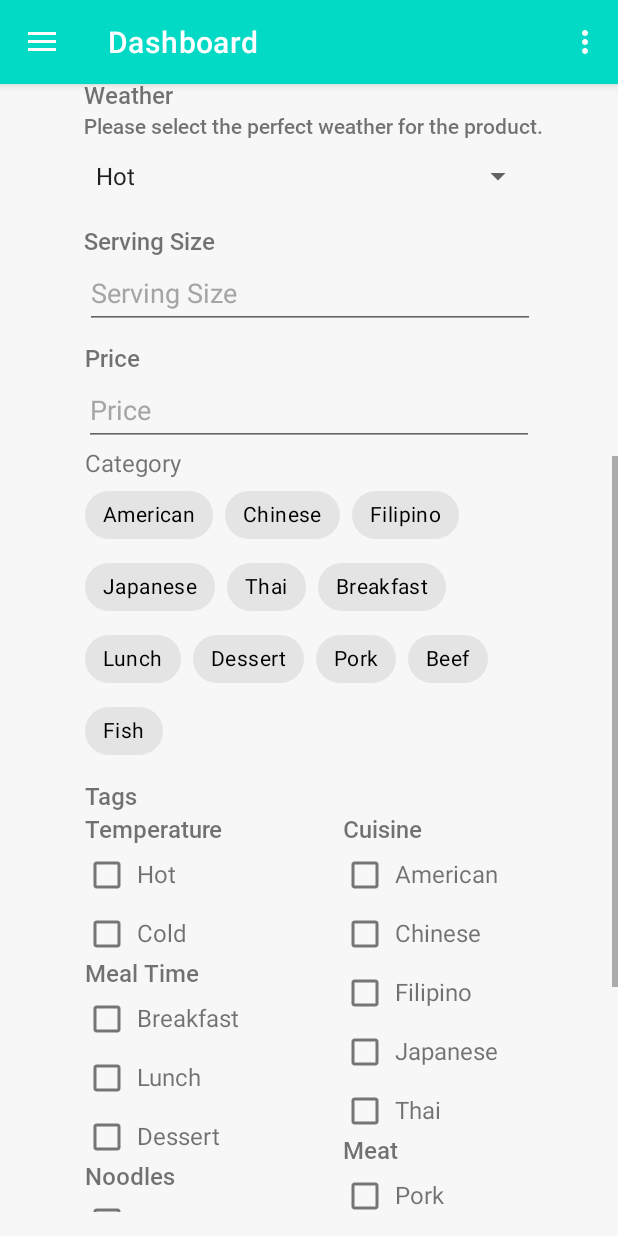
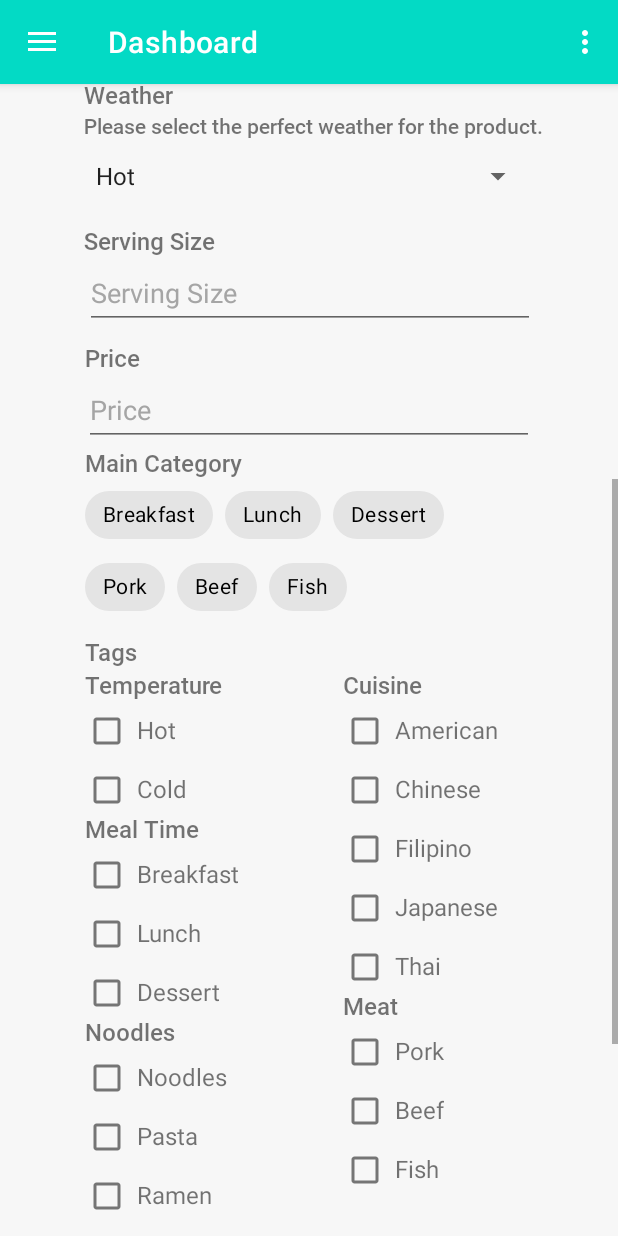
Before and after one commit to jethroallen22/Merchant, an Android app: the fragment AddProductFragment placed in its activity, scrolled down 537 dp, on a phone screen of 412 x 824 dp. Run offline under Robolectric (Android 15) with nearby library versions, the phone set to English and light mode, and no system bars; our stand-ins replace Volley, navigation-ui; network calls fail.

Commit message:
Add Product Changes

```diff
--- a/app/src/main/java/com/example/merchant/activities/ui/addproduct/AddProductFragment.java
+++ b/app/src/main/java/com/example/merchant/activities/ui/addproduct/AddProductFragment.java
@@ -432,11 +432,6 @@ public class AddProductFragment extends Fragment {
         });
 
         category_list = new ArrayList<>();
-        category_list.add("American");
-        category_list.add("Chinese");
-        category_list.add("Filipino");
-        category_list.add("Japanese");
-        category_list.add("Thai");
         category_list.add("Breakfast");
         category_list.add("Lunch");
         category_list.add("Dessert");
--- a/app/src/main/res/layout/fragment_add_product.xml
+++ b/app/src/main/res/layout/fragment_add_product.xml
@@ -770,9 +770,21 @@
                 android:id="@+id/textView33"
                 android:layout_width="wrap_content"
                 android:layout_height="wrap_content"
-                android:text="Category"
+                android:fontFamily="@font/robotomedium"
+                android:text="Main Category"
                 android:textSize="16sp"
                 app:layout_constraintStart_toStartOf="@+id/price_text"
+                app:layout_constraintTop_toBottomOf="@+id/price_text_input" />
+
+            <TextView
+                android:id="@+id/tv_categ_status"
+                android:layout_width="wrap_content"
+                android:layout_height="wrap_content"
+                android:layout_marginStart="8dp"
+                android:fontFamily="@font/robotomedium"
+                android:textColor="#F44336"
+                android:textSize="12sp"
+                app:layout_constraintStart_toEndOf="@+id/textView33"
                 app:layout_constraintTop_toBottomOf="@+id/price_text_input" />
 
             <com.google.android.material.chip.ChipGroup
--- a/build.gradle
+++ b/build.gradle
@@ -1,5 +1,5 @@
 // Top-level build file where you can add configuration options common to all sub-projects/modules.
 plugins {
-    id 'com.android.application' version '7.4.2' apply false
+    id 'com.android.application' version '8.0.2' apply false
     id 'com.android.library' version '7.3.0' apply false
 }
--- a/gradle.properties
+++ b/gradle.properties
@@ -19,3 +19,5 @@ android.useAndroidX=true
 # resources declared in the library itself and none from the library's dependencies,
 # thereby reducing the size of the R class for that library
 android.nonTransitiveRClass=true
+android.defaults.buildfeatures.buildconfig=true
+android.nonFinalResIds=false
```
